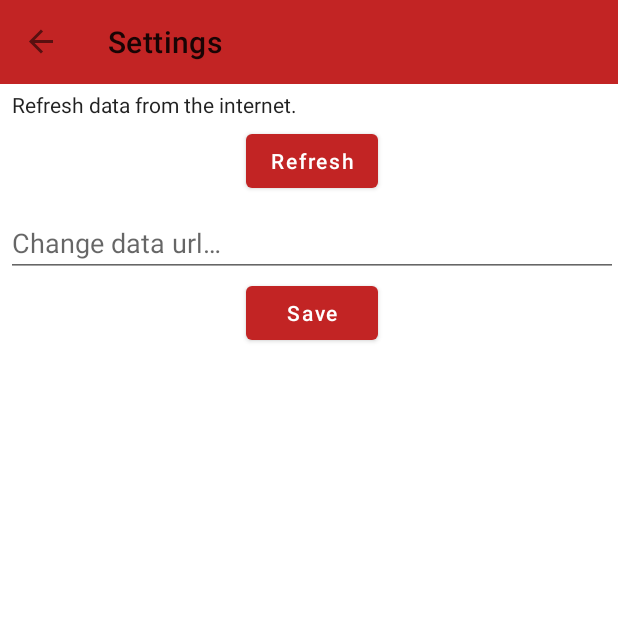
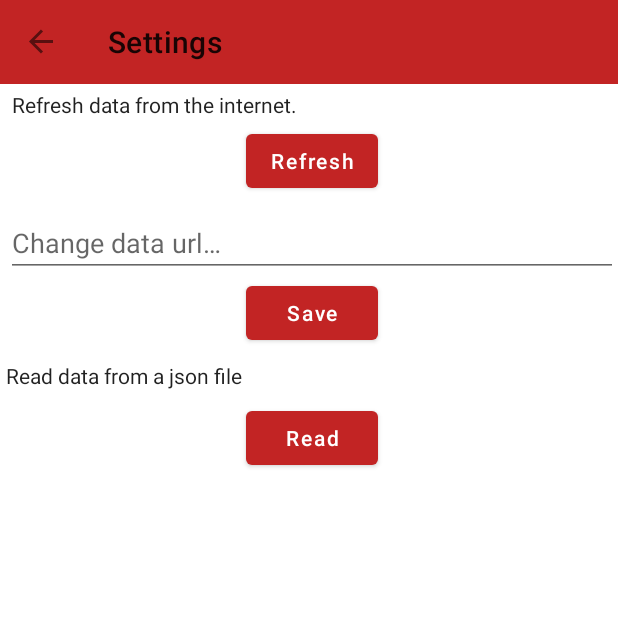
Before and after one commit to p0ppy-fl0w3r/mine_klass, an Android app: the SettingsFragment screen opened through its navigation route, on a phone screen of 412 x 824 dp, the top half of it. Run offline under Robolectric (Android 15) with nearby library versions, the phone set to English and light mode, and no system bars; our stand-ins replace Room's generated code, Timber, data binding, navigation-ui; Roboto replaces fonts that are not available here; 2 statements that could not run were skipped.

Commit message:
Database can be updated with json file in phone's storage.

```diff
--- a/app/build.gradle
+++ b/app/build.gradle
@@ -19,7 +19,7 @@ android {
         minSdkVersion 26
         targetSdkVersion 30
         versionCode 1
-        versionName "0.8.1"
+        versionName "0.8.2"
 
         testInstrumentationRunner "androidx.test.runner.AndroidJUnitRunner"
     }
--- a/app/src/main/AndroidManifest.xml
+++ b/app/src/main/AndroidManifest.xml
@@ -3,6 +3,7 @@
     package="com.atme.mineklass">
 
     <uses-permission android:name="android.permission.INTERNET" />
+    <uses-permission android:name="android.permission.READ_EXTERNAL_STORAGE"/>
 
     <application
         android:name=".MineKlassApplication"
--- a/app/src/main/java/com/atme/mineklass/classDetails/ClassDetailViewModel.kt
+++ b/app/src/main/java/com/atme/mineklass/classDetails/ClassDetailViewModel.kt
@@ -29,6 +29,10 @@ class ClassDetailViewModel(classData: ClassData) : ViewModel() {
         it.module_name
     }
 
+    val id = Transformations.map(liveClassData){
+        it.id
+    }
+
 
     init {
         _liveClassData.value = classData
--- a/app/src/main/java/com/atme/mineklass/homePage/TitleFragment.kt
+++ b/app/src/main/java/com/atme/mineklass/homePage/TitleFragment.kt
@@ -1,6 +1,7 @@
 package com.atme.mineklass.homePage
 
 
+import android.app.Activity
 import android.os.Bundle
 import androidx.fragment.app.Fragment
 import android.view.LayoutInflater
@@ -17,10 +18,17 @@ import timber.log.Timber
 import java.time.ZoneId
 
 
+/*
+* Any feature that uses the internet is disabled for now. These features were not implemented properly
+* in the first place, so I thought it would be a good idea to disable/remove them for now and come back
+* to it later.
+* */
+
 class TitleFragment : Fragment() {
+
     private val viewModel: TitleViewModel by lazy { ViewModelProvider(this).get(TitleViewModel::class.java) }
 
-
+    // TODO observe changes in data and change class accordingly
     override fun onCreateView(
         inflater: LayoutInflater, container: ViewGroup?,
         savedInstanceState: Bundle?
@@ -38,15 +46,36 @@ class TitleFragment : Fragment() {
         binding.titleCard.background =
             ContextCompat.getDrawable(requireContext(), R.drawable.card_rect)
 
+        val pref = requireActivity().getPreferences(Activity.MODE_PRIVATE)
+
+        if (!pref.contains(requireContext().getString(R.string.data_from_internet))) {
+
+            Timber.e("There was no prefs")
+
+            pref.edit().putString(
+                requireContext().getString(R.string.data_from_internet),
+                requireContext().getString(R.string.pref_data)
+            ).apply()
+
+            //viewModel.getFromInternet()
+            viewModel.updateDay()
+        }
+        else{
+            viewModel.updateDay()
+        }
 
 
         viewModel.dayData.observe(viewLifecycleOwner, {
+            Timber.e("Day data updated.")
             adapter.addHeaderAndSubmitList(it)
             // Start the counter with the first class in the list
             viewModel.updateClassIndex(0)
         })
 
         viewModel.currentClassIndex.observe(viewLifecycleOwner) {
+
+            Timber.e("Updated class index to $it")
+
             if (it >= viewModel.dayData.value?.size ?: 0) {
                 binding.timeRemaining.text = getString(R.string.no_class_today)
             } else {
--- a/app/src/main/java/com/atme/mineklass/homePage/TitleViewModel.kt
+++ b/app/src/main/java/com/atme/mineklass/homePage/TitleViewModel.kt
@@ -8,9 +8,10 @@ import com.atme.mineklass.database.UserClassData
 import com.atme.mineklass.database.UserClassDatabase
 import com.atme.mineklass.repository.ClassRepository
 import kotlinx.coroutines.launch
+import timber.log.Timber
 import java.util.*
 
-
+// TODO handle wifi/internet turned off
 class TitleViewModel(application: Application) : AndroidViewModel(application) {
 
     private val _mDays =
@@ -45,27 +46,36 @@ class TitleViewModel(application: Application) : AndroidViewModel(application) {
     val currentClass: LiveData<UserClassData>
         get() = _currentClass
 
+    private val database = UserClassDatabase.getInstance(getApplication())
+    private val repository = ClassRepository(database)
+
     init {
         updateDay()
     }
 
     fun updateDay() {
         viewModelScope.launch {
-            val database = UserClassDatabase.getInstance(getApplication())
-            val repository = ClassRepository(database)
+
             val currentDay = Calendar.getInstance().get(Calendar.DAY_OF_WEEK)
-
-            /* Get the data from the internet if the database is empty.
-             This makes sure that the first page is not empty-
-             when the app is started for the first time */
-
-            repository.reloadSchedule()
 
             // Kotlin hash map returns a nullable string(String?) instead of String.
             // All the values are accounted for. Trust me :)
 
             val weekDay: String = _mDays[currentDay]!!
-            _dayData.value = database.scheduleDao.getDaySchedule(weekDay)
+            _dayData.value = repository.getDaySchedule(weekDay)
+            Timber.i("Updated data from repository.")
+        }
+    }
+
+    fun getFromInternet() {
+        /* Get the data from the internet if the database is empty.
+             This makes sure that the first page is not empty-
+             when the app is started for the first time */
+        viewModelScope.launch {
+
+            Timber.e("Getting data from the internet")
+            repository.updateDatabase()
+            Timber.e("Got data from the internet.")
         }
     }
 
--- a/app/src/main/java/com/atme/mineklass/repository/ClassRepository.kt
+++ b/app/src/main/java/com/atme/mineklass/repository/ClassRepository.kt
@@ -1,17 +1,16 @@
 package com.atme.mineklass.repository
 
-import android.widget.Toast
-import androidx.core.content.ContextCompat
 import androidx.lifecycle.LiveData
 import androidx.lifecycle.Transformations
 import com.atme.mineklass.classData.ClassData
 import com.atme.mineklass.classData.asUserClassData
+import com.atme.mineklass.database.UserClassData
 import com.atme.mineklass.database.UserClassDatabase
 import com.atme.mineklass.database.asClassData
 import com.atme.mineklass.network.ClassNetworkApi
 import kotlinx.coroutines.Dispatchers
 import kotlinx.coroutines.withContext
-import timber.log.Timber
+
 
 class ClassRepository(private val database: UserClassDatabase) {
     val scheduleData: LiveData<List<ClassData>> =
@@ -34,4 +33,19 @@ class ClassRepository(private val database: UserClassDatabase) {
         database.scheduleDao.deleteAll()
         database.scheduleDao.insertAll(classNetworkData)
     }
+
+    suspend fun getDaySchedule(day: String): List<UserClassData>{
+        return database.scheduleDao.getDaySchedule(day)
+    }
+
+    suspend fun insertAll(classData: List<ClassData>){
+
+        val mUserClassData = classData.asUserClassData()
+
+        database.scheduleDao.insertAll(mUserClassData)
+    }
+
+    suspend fun deleteAll(){
+        database.scheduleDao.deleteAll()
+    }
 }
--- a/app/src/main/java/com/atme/mineklass/schedule/ScheduleViewModel.kt
+++ b/app/src/main/java/com/atme/mineklass/schedule/ScheduleViewModel.kt
@@ -9,6 +9,7 @@ import com.atme.mineklass.repository.ClassRepository
 import kotlinx.coroutines.launch
 import timber.log.Timber
 
+// TODO change stuff
 class ScheduleViewModel(application: Application) : AndroidViewModel(application) {
 
     private val database = UserClassDatabase.getInstance(application)
@@ -30,7 +31,7 @@ class ScheduleViewModel(application: Application) : AndroidViewModel(application
     private fun getClassData() {
         viewModelScope.launch {
             try {
-                ClassRepository(database).reloadSchedule()
+                //ClassRepository(database).reloadSchedule()
                 Timber.d("getClassData was called.")
             } catch (e: Exception) {
                 Timber.e("Failed: $e")
--- a/app/src/main/java/com/atme/mineklass/settings/SettingsViewModel.kt
+++ b/app/src/main/java/com/atme/mineklass/settings/SettingsViewModel.kt
@@ -7,6 +7,7 @@ import androidx.lifecycle.*
 import com.atme.mineklass.database.UserClassDatabase
 import com.atme.mineklass.repository.ClassRepository
 import kotlinx.coroutines.launch
+import com.atme.mineklass.classData.ClassData
 
 
 class SettingsViewModel(application: Application) : AndroidViewModel(application) {
@@ -15,15 +16,31 @@ class SettingsViewModel(application: Application) : AndroidViewModel(application
 
     val refreshClassData = Transformations.map(_refreshClassData) { it }
 
+    private var _insertFromJson = MutableLiveData<Boolean?>()
+    val insertFromJson: LiveData<Boolean?>
+        get() = _insertFromJson
+
+    private val database = UserClassDatabase.getInstance(getApplication())
+    private val repository = ClassRepository(database)
+
     fun refreshClassData() {
         viewModelScope.launch {
-            val database = UserClassDatabase.getInstance(getApplication())
-            val repository = ClassRepository(database)
+
+            // TODO improve network features.
             try {
+                repository.deleteAll()
                 repository.updateDatabase()
             } catch (e: retrofit2.HttpException) {
                 Toast.makeText(getApplication(), "${e.message}", Toast.LENGTH_SHORT).show()
             }
+        }
+    }
+
+    fun insertFromJson(classData: List<ClassData>) {
+        viewModelScope.launch {
+            repository.deleteAll()
+            repository.insertAll(classData)
+            doneInsert()
         }
     }
 
@@ -35,4 +52,12 @@ class SettingsViewModel(application: Application) : AndroidViewModel(application
         _refreshClassData.value = null
     }
 
+    fun startInsert() {
+        _insertFromJson.value = true
+    }
+
+    private fun doneInsert() {
+        _insertFromJson.value = null
+    }
+
 }
--- a/app/src/main/res/layout/fragment_settings.xml
+++ b/app/src/main/res/layout/fragment_settings.xml
@@ -41,6 +41,23 @@
             android:layout_gravity="center"
             android:text="@string/save"
             android:textAllCaps="false"/>
+
+        <TextView
+            android:layout_marginTop="8dp"
+            android:id="@+id/readDataFile"
+            android:layout_width="match_parent"
+            android:layout_height="wrap_content"
+            android:textAppearance="@style/TextAppearance.AppCompat.Body1"
+            android:text="@string/read_from_json" />
+
+        <Button
+            android:id="@+id/readFromJson"
+            android:layout_marginTop="8dp"
+            android:layout_width="wrap_content"
+            android:layout_height="wrap_content"
+            android:textAllCaps="false"
+            android:layout_gravity="center"
+            android:text="@string/read" />
     </LinearLayout>
 
 
--- a/app/src/main/res/values/strings.xml
+++ b/app/src/main/res/values/strings.xml
@@ -20,4 +20,8 @@
     <string name="save">Save</string>
     <string name="change_data_url">Change data url…</string>
     <string name="splash_warn">Warning!! The app is still in development!</string>
+    <string name="data_from_internet">data_from_internet</string>
+    <string name="pref_data">got_data_from_internet</string>
+    <string name="read_from_json">Read data from a json file</string>
+    <string name="read">Read</string>
 </resources>
```
Also changed, not shown: app/src/main/java/com/atme/mineklass/classData/ClassData.kt (+15 -9 lines), app/src/main/java/com/atme/mineklass/settings/SettingsFragment.kt (+70 -1 lines), app/src/main/java/com/atme/mineklass/utils/JsonUtils.kt (added, +20 -0 lines), app/src/main/res/layout/fragment_class_detail.xml (+9 -0 lines).
